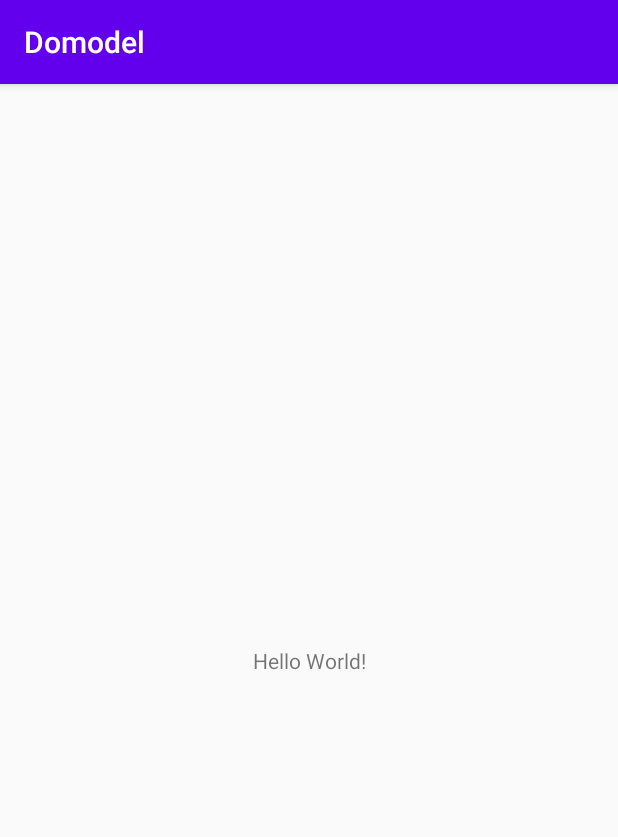
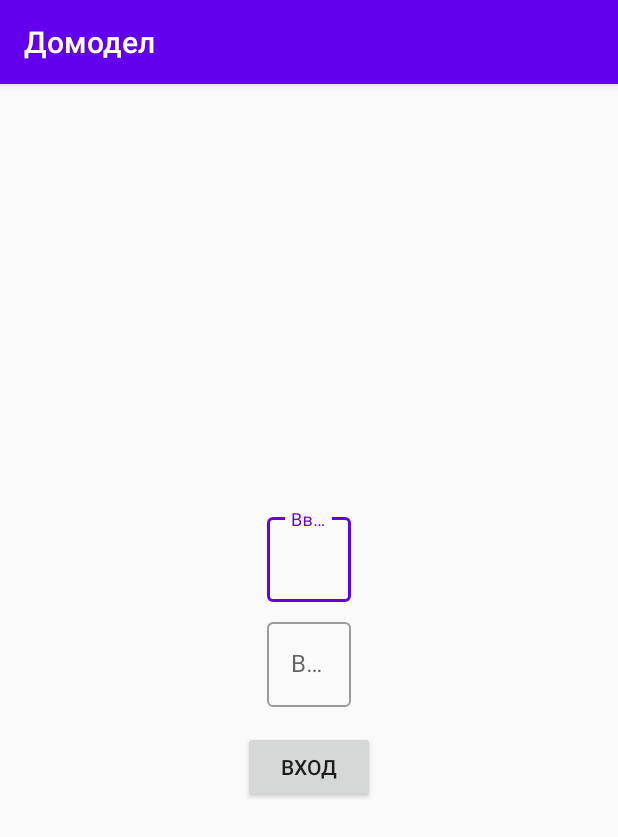
Before and after one commit to G2R1k/Domodel, an Android app: the screen it shows after launch (MainActivity), on a phone screen of 412 x 824 dp. Shown: the top 837 px of the screen. Run offline under Robolectric (Android 15) with nearby library versions, the phone set to English and light mode, and no system bars.

Commit message:
Start InfoActivity

```diff
--- a/app/build.gradle
+++ b/app/build.gradle
@@ -26,6 +26,11 @@ dependencies {
     implementation fileTree(dir: "libs", include: ["*.jar"])
     implementation 'androidx.appcompat:appcompat:1.1.0'
     implementation 'androidx.constraintlayout:constraintlayout:1.1.3'
+    implementation 'androidx.legacy:legacy-support-core-utils:1.0.0'
+    implementation 'com.google.android.material:material:1.0.0'
+    implementation 'androidx.navigation:navigation-fragment:2.3.0'
+    implementation 'androidx.navigation:navigation-ui:2.3.0'
+    implementation 'androidx.lifecycle:lifecycle-extensions:2.2.0'
     testImplementation 'junit:junit:4.12'
     androidTestImplementation 'androidx.test.ext:junit:1.1.1'
     androidTestImplementation 'androidx.test.espresso:espresso-core:3.2.0'
--- a/app/src/main/AndroidManifest.xml
+++ b/app/src/main/AndroidManifest.xml
@@ -9,6 +9,9 @@
         android:roundIcon="@mipmap/ic_launcher_round"
         android:supportsRtl="true"
         android:theme="@style/AppTheme">
+        <activity
+            android:name=".InfoActivity"
+            android:label="@string/title_activity_info"></activity>
         <activity android:name=".MainActivity">
             <intent-filter>
                 <action android:name="android.intent.action.MAIN" />
--- a/app/src/main/java/com/example/domodel/MainActivity.java
+++ b/app/src/main/java/com/example/domodel/MainActivity.java
@@ -1,14 +1,56 @@
 package com.example.domodel;
 
+import androidx.annotation.StringRes;
 import androidx.appcompat.app.AppCompatActivity;
 
+import android.app.Activity;
+import android.content.Context;
+import android.content.Intent;
 import android.os.Bundle;
+import android.view.View;
+import android.widget.Button;
+import android.widget.EditText;
+import android.widget.Toast;
 
 public class MainActivity extends AppCompatActivity {
+
+    final private String LOGIN = "Dima";
+    final private String PASSWORD = "Ivanov";
+
+    EditText textLogin;
+    EditText textPassword;
+    Button btnEnter;
+
+    View.OnClickListener enterClickListener = new View.OnClickListener() {
+        @Override
+        public void onClick(View view) {
+            if(checkLoginPassword()){
+                Intent startInfoActivity = new Intent(MainActivity.this, InfoActivity.class);
+                startActivity(startInfoActivity);
+                showMsg(R.string.accessLogin);
+            } else {
+                showMsg(R.string.errorLogin);
+            }
+        }
+    };
 
     @Override
     protected void onCreate(Bundle savedInstanceState) {
         super.onCreate(savedInstanceState);
-        setContentView(R.layout.activity_main);
+        setContentView(R.layout.activity_login);
+
+        textLogin = findViewById(R.id.etLogin2);
+        textPassword = findViewById(R.id.etPassword2);
+        btnEnter = findViewById(R.id.btnEnter);
+
+        btnEnter.setOnClickListener(enterClickListener);
+    }
+
+    private boolean checkLoginPassword(){
+        return textLogin.getText().toString().equals(LOGIN) && textPassword.getText().toString().equals(PASSWORD);
+    }
+
+    private void showMsg(@StringRes int str){
+        Toast.makeText(getApplicationContext(), str, Toast.LENGTH_LONG).show();
     }
 }
--- /dev/null
+++ b/app/src/main/res/layout/activity_login.xml
@@ -0,0 +1,55 @@
+<?xml version="1.0" encoding="utf-8"?>
+<androidx.constraintlayout.widget.ConstraintLayout xmlns:android="http://schemas.android.com/apk/res/android"
+    xmlns:app="http://schemas.android.com/apk/res-auto"
+    xmlns:tools="http://schemas.android.com/tools"
+    android:layout_width="match_parent"
+    android:layout_height="match_parent"
+    tools:context=".MainActivity">
+
+    <com.google.android.material.textfield.TextInputLayout
+        android:id="@+id/etLogin"
+        android:layout_width="wrap_content"
+        android:layout_height="wrap_content"
+        app:layout_constraintBottom_toTopOf="@+id/etPassword"
+        app:layout_constraintStart_toStartOf="@+id/etPassword"
+        style="@style/Widget.MaterialComponents.TextInputLayout.OutlinedBox">
+    <EditText
+        android:id="@+id/etLogin2"
+        android:layout_width="wrap_content"
+        android:layout_height="wrap_content"
+        android:layout_marginBottom="8dp"
+        android:ems="10"
+        android:hint="@string/input_login" />
+    </com.google.android.material.textfield.TextInputLayout>
+
+
+    <com.google.android.material.textfield.TextInputLayout
+        android:id="@+id/etPassword"
+        android:layout_width="wrap_content"
+        app:layout_constraintEnd_toEndOf="parent"
+        app:layout_constraintStart_toStartOf="parent"
+        app:layout_constraintTop_toTopOf="parent"
+        app:layout_constraintBottom_toBottomOf="parent"
+        android:layout_height="wrap_content"
+        style="@style/Widget.MaterialComponents.TextInputLayout.OutlinedBox">
+        <EditText
+            android:id="@+id/etPassword2"
+            android:layout_width="wrap_content"
+            android:layout_height="wrap_content"
+            android:ems="10"
+            android:hint="@string/input_password"
+            android:inputType="textPassword"/>
+    </com.google.android.material.textfield.TextInputLayout>
+
+
+    <Button
+        android:id="@+id/btnEnter"
+        android:layout_width="wrap_content"
+        android:layout_height="wrap_content"
+        android:layout_marginTop="16dp"
+        android:text="@string/enter"
+        app:layout_constraintEnd_toEndOf="@+id/etPassword"
+        app:layout_constraintStart_toStartOf="@+id/etPassword"
+        app:layout_constraintTop_toBottomOf="@+id/etPassword" />
+
+</androidx.constraintlayout.widget.ConstraintLayout>
--- a/app/src/main/res/layout/activity_main.xml
+++ /dev/null
@@ -1,18 +0,0 @@
-<?xml version="1.0" encoding="utf-8"?>
-<androidx.constraintlayout.widget.ConstraintLayout xmlns:android="http://schemas.android.com/apk/res/android"
-    xmlns:app="http://schemas.android.com/apk/res-auto"
-    xmlns:tools="http://schemas.android.com/tools"
-    android:layout_width="match_parent"
-    android:layout_height="match_parent"
-    tools:context=".MainActivity">
-
-    <TextView
-        android:layout_width="wrap_content"
-        android:layout_height="wrap_content"
-        android:text="Hello World!"
-        app:layout_constraintBottom_toBottomOf="parent"
-        app:layout_constraintLeft_toLeftOf="parent"
-        app:layout_constraintRight_toRightOf="parent"
-        app:layout_constraintTop_toTopOf="parent" />
-
-</androidx.constraintlayout.widget.ConstraintLayout>
--- a/app/src/main/res/values/strings.xml
+++ b/app/src/main/res/values/strings.xml
@@ -1,3 +1,12 @@
 <resources>
-    <string name="app_name">Domodel</string>
+    <string name="app_name">Домодел</string>
+    <string name="input_login">Введите логин</string>
+    <string name="input_password">Введите пароль</string>
+    <string name="enter">Вход</string>
+    <string name="errorLogin">Введите верный логин и пароль!</string>
+    <string name="accessLogin">Вы вошли!</string>
+    <string name="title_activity_info">MainActivity</string>
+    <string name="title_home">Новости</string>
+    <string name="title_dashboard">Счетчики</string>
+    <string name="title_notifications">Реквизиты</string>
 </resources>
--- a/app/src/main/res/values/styles.xml
+++ b/app/src/main/res/values/styles.xml
@@ -6,5 +6,4 @@
         <item name="colorPrimaryDark">@color/colorPrimaryDark</item>
         <item name="colorAccent">@color/colorAccent</item>
     </style>
-
 </resources>
```
